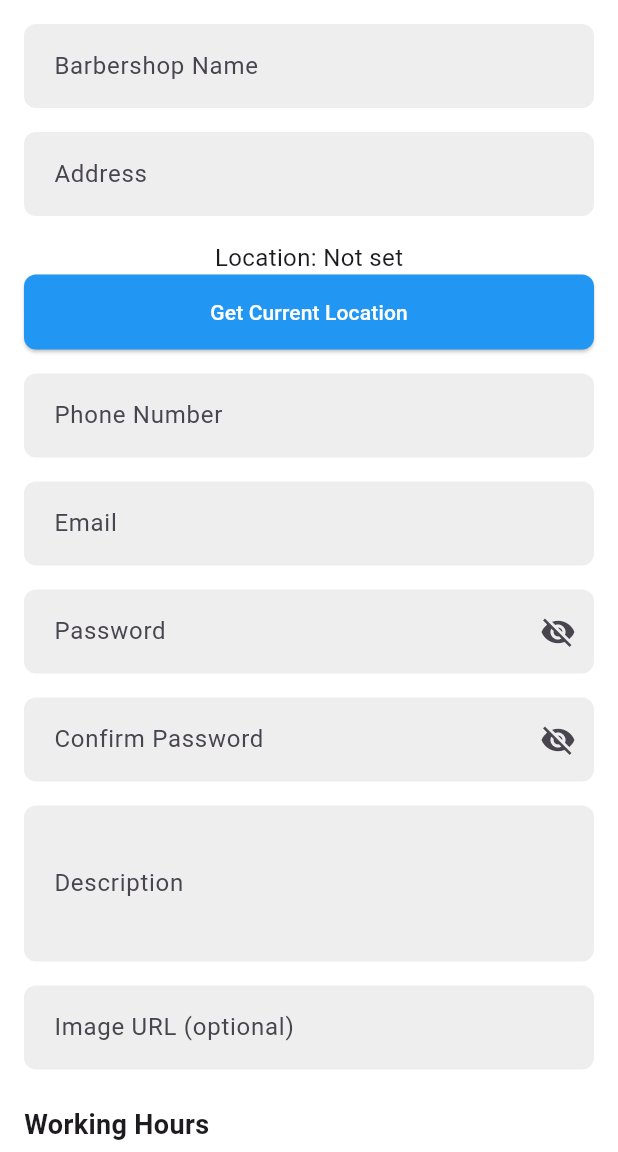
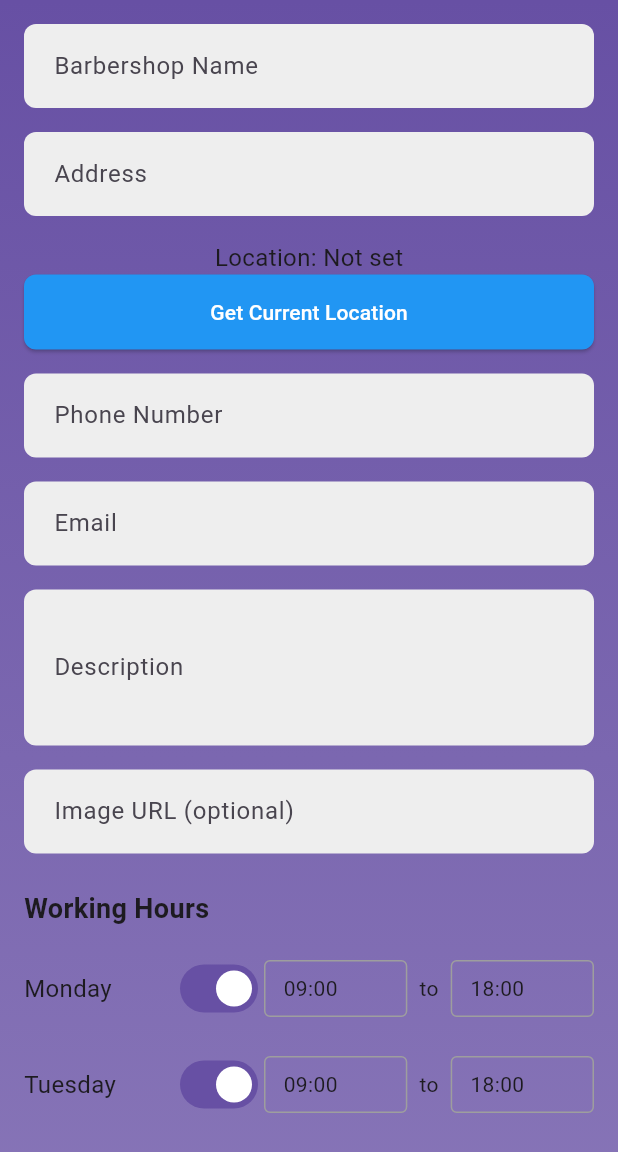
Before and after one commit to dxavsoul/barberdule, a Flutter app: the RegisterBarbershopScreen screen opened by its route, on a phone screen of 412 x 824 dp, the part 84-1236 px from its top. Run offline on Flutter 3.47's test engine with Material 3 defaults, Android fonts, the phone set to English and light mode, and no system bars; our stand-ins replace cloud_firestore, equatable, firebase_auth, firebase_core, flutter_bloc, geolocator and 1 more; accounts and stored records are empty.

```diff
--- a/lib/presentation/screens/registration/register_barbershop_screen.dart
+++ b/lib/presentation/screens/registration/register_barbershop_screen.dart
@@ -24,16 +24,12 @@ class _RegisterBarbershopScreenState extends State<RegisterBarbershopScreen> {
   final _addressController = TextEditingController();
   final _phoneController = TextEditingController();
   final _emailController = TextEditingController();
-  final _passwordController = TextEditingController();
-  final _confirmPasswordController = TextEditingController();
   final _descriptionController = TextEditingController();
   final _imageUrlController = TextEditingController();
 
   double _latitude = 0.0;
   double _longitude = 0.0;
   Map<String, dynamic> _workingHours = {};
-  bool _obscurePassword = true;
-  bool _obscureConfirmPassword = true;
 
   @override
   void initState() {
@@ -83,18 +79,15 @@ class _RegisterBarbershopScreenState extends State<RegisterBarbershopScreen> {
   @override
   Widget build(BuildContext context) {
     return BlocProvider(
-      create:
-          (context) => BarbershopRegistrationBloc(
+      create: (context) => BarbershopRegistrationBloc(
         barbershopRepository: BarbershopRepository(),
       ),
       child: Builder(
         builder: (context) {
           return Scaffold(
             appBar: AppBar(title: const Text('Register Barbershop')),
-            body: BlocConsumer<
-              BarbershopRegistrationBloc,
-              BarbershopRegistrationState
-            >(
+            body: BlocConsumer<BarbershopRegistrationBloc,
+                BarbershopRegistrationState>(
               listener: (context, state) {
                 if (state is BarbershopRegistrationSuccess) {
                   ScaffoldMessenger.of(context).showSnackBar(
@@ -116,7 +109,18 @@ class _RegisterBarbershopScreenState extends State<RegisterBarbershopScreen> {
                 }
               },
               builder: (context, state) {
-                return SingleChildScrollView(
+                return Container(
+                  decoration: BoxDecoration(
+                    gradient: LinearGradient(
+                      begin: Alignment.topCenter,
+                      end: Alignment.bottomCenter,
+                      colors: [
+                        Theme.of(context).primaryColor,
+                        Theme.of(context).primaryColor.withOpacity(0.8),
+                      ],
+                    ),
+                  ),
+                  child: SingleChildScrollView(
                     padding: const EdgeInsets.all(16.0),
                     child: Form(
                       key: _formKey,
@@ -208,71 +212,6 @@ class _RegisterBarbershopScreenState extends State<RegisterBarbershopScreen> {
                           ),
                           const SizedBox(height: 16),
 
-                        // Password
-                        TextFormField(
-                          controller: _passwordController,
-                          decoration: InputDecoration(
-                            labelText: 'Password',
-                            border: const OutlineInputBorder(),
-                            suffixIcon: IconButton(
-                              icon: Icon(
-                                _obscurePassword
-                                    ? Icons.visibility_off
-                                    : Icons.visibility,
-                              ),
-                              onPressed: () {
-                                setState(() {
-                                  _obscurePassword = !_obscurePassword;
-                                });
-                              },
-                            ),
-                          ),
-                          obscureText: _obscurePassword,
-                          validator: (value) {
-                            if (value == null || value.isEmpty) {
-                              return 'Please enter a password';
-                            }
-                            if (value.length < 6) {
-                              return 'Password must be at least 6 characters';
-                            }
-                            return null;
-                          },
-                        ),
-                        const SizedBox(height: 16),
-
-                        // Confirm Password
-                        TextFormField(
-                          controller: _confirmPasswordController,
-                          decoration: InputDecoration(
-                            labelText: 'Confirm Password',
-                            border: const OutlineInputBorder(),
-                            suffixIcon: IconButton(
-                              icon: Icon(
-                                _obscureConfirmPassword
-                                    ? Icons.visibility_off
-                                    : Icons.visibility,
-                              ),
-                              onPressed: () {
-                                setState(() {
-                                  _obscureConfirmPassword =
-                                  !_obscureConfirmPassword;
-                                });
-                              },
-                            ),
-                          ),
-                          obscureText: _obscureConfirmPassword,
-                          validator: (value) {
-                            if (value == null || value.isEmpty) {
-                              return 'Please confirm your password';
-                            }
-                            if (value != _passwordController.text) {
-                              return 'Passwords do not match';
-                            }
-                            return null;
-                          },
-                        ),
-                        const SizedBox(height: 16),
-
                           // Description
                           TextFormField(
                             controller: _descriptionController,
@@ -323,39 +262,50 @@ class _RegisterBarbershopScreenState extends State<RegisterBarbershopScreen> {
 
                           // Register Button
                           ElevatedButton(
-                          onPressed:
-                              state is BarbershopRegistrationLoading
+                            onPressed: state is BarbershopRegistrationLoading
                                 ? null
                                 : () {
                                     if (_formKey.currentState!.validate()) {
+                                      String ownerId = '';
+                                      if (FirebaseAuth.instance.currentUser !=
+                                          null) {
+                                        ownerId = FirebaseAuth
+                                            .instance.currentUser!.uid;
+                                      }
+                                      if (_latitude == 0.0 ||
+                                          _longitude == 0.0) {
+                                        ScaffoldMessenger.of(context)
+                                            .showSnackBar(
+                                          const SnackBar(
+                                            content: Text(
+                                              'Please set the location of your barbershop.',
+                                            ),
+                                          ),
+                                        );
+                                        return;
+                                      }
                                       context
                                           .read<BarbershopRegistrationBloc>()
                                           .add(
                                             BarbershopRegistrationSubmitted(
                                               name: _nameController.text,
                                               address: _addressController.text,
-                                              phone:
-                                                  _phoneController.text,
+                                              phone: _phoneController.text,
                                               email: _emailController.text,
                                               description:
                                                   _descriptionController.text,
-                                              imageUrl:
-                                                  _imageUrlController
-                                                          .text
-                                                          .isEmpty
+                                              imageUrl: _imageUrlController
+                                                      .text.isEmpty
                                                   ? null
-                                                      : _imageUrlController
-                                                          .text,
+                                                  : _imageUrlController.text,
                                               location: GeoPoint(
                                                 _latitude,
                                                 _longitude,
                                               ),
                                               workingHours: _workingHours,
-                                              ownerId:
-                                                  FirebaseAuth
-                                                      .instance
-                                                      .currentUser!
-                                                      .uid,
+                                              ownerId: ownerId.isEmpty
+                                                  ? ownerId
+                                                  : null,
                                             ),
                                           );
                                     }
@@ -363,8 +313,7 @@ class _RegisterBarbershopScreenState extends State<RegisterBarbershopScreen> {
                             style: ElevatedButton.styleFrom(
                               padding: const EdgeInsets.symmetric(vertical: 16),
                             ),
-                          child:
-                              state is BarbershopRegistrationLoading
+                            child: state is BarbershopRegistrationLoading
                                 ? const CircularProgressIndicator(
                                     color: Colors.white,
                                   )
@@ -376,6 +325,7 @@ class _RegisterBarbershopScreenState extends State<RegisterBarbershopScreen> {
                         ],
                       ),
                     ),
+                  ),
                 );
               },
             ),
```
Lines whose indentation alone changed are shown as unchanged.
